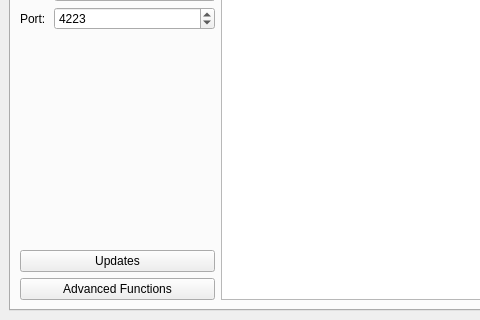
Tinkerforge/brickv, file src/brickv/ui/brickv.ui: the form before one commit; both pictures show x 0 to 480 and y 93 to 413 of the 665 by 413 pixel window.
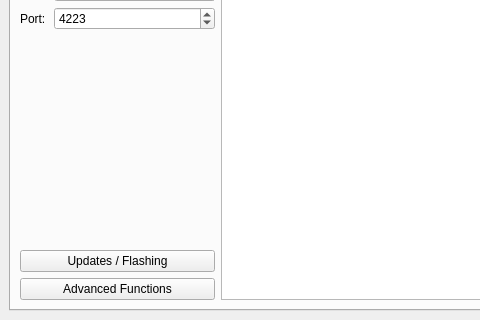
The form after the commit.

Commit message: Unify Updates button and Flashing dialog name

Patch:
```diff
--- a/src/brickv/ui/brickv.ui
+++ b/src/brickv/ui/brickv.ui
@@ -44,7 +44,7 @@
           <item row="4" column="0" colspan="2">
            <widget class="QPushButton" name="button_flashing">
             <property name="text">
-             <string>Updates</string>
+             <string>Updates / Flashing</string>
             </property>
            </widget>
           </item>
```
The commit also changes 1 other file.
